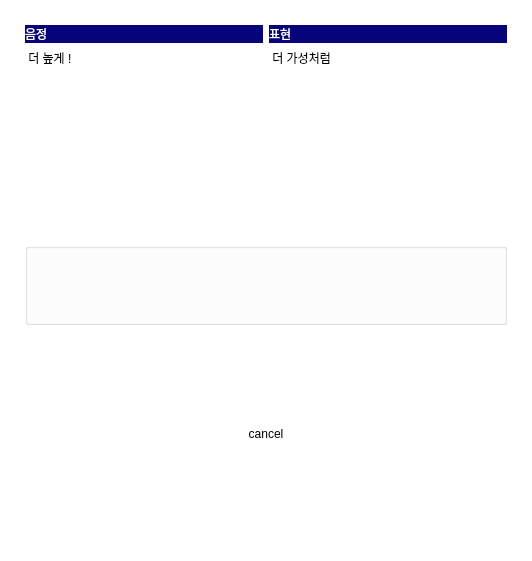
Qt form UI/uiFiles/Recording.ui (Hperigee/vocalMaximum) before a commit.
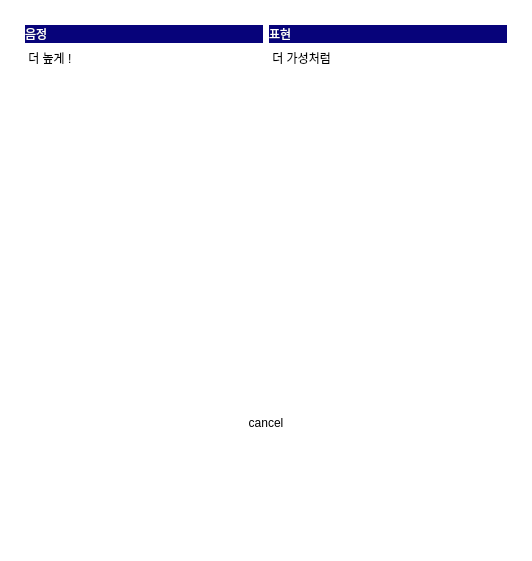
The same form after that commit. Icons and pictures are not drawn.

Commit message: ui real time display

Patch:
```diff
--- a/UI/uiFiles/Recording.ui
+++ b/UI/uiFiles/Recording.ui
@@ -152,9 +152,12 @@
        <property name="sizePolicy">
         <sizepolicy hsizetype="Preferred" vsizetype="Preferred">
          <horstretch>2</horstretch>
-         <verstretch>2</verstretch>
+         <verstretch>1</verstretch>
         </sizepolicy>
        </property>
+       <property name="styleSheet">
+        <string notr="true">border: none;</string>
+       </property>
        <property name="title">
         <string/>
        </property>
```
Left out of the diff: 4 changed lines with no effect on the pictures. The commit also changes 5 other files.
